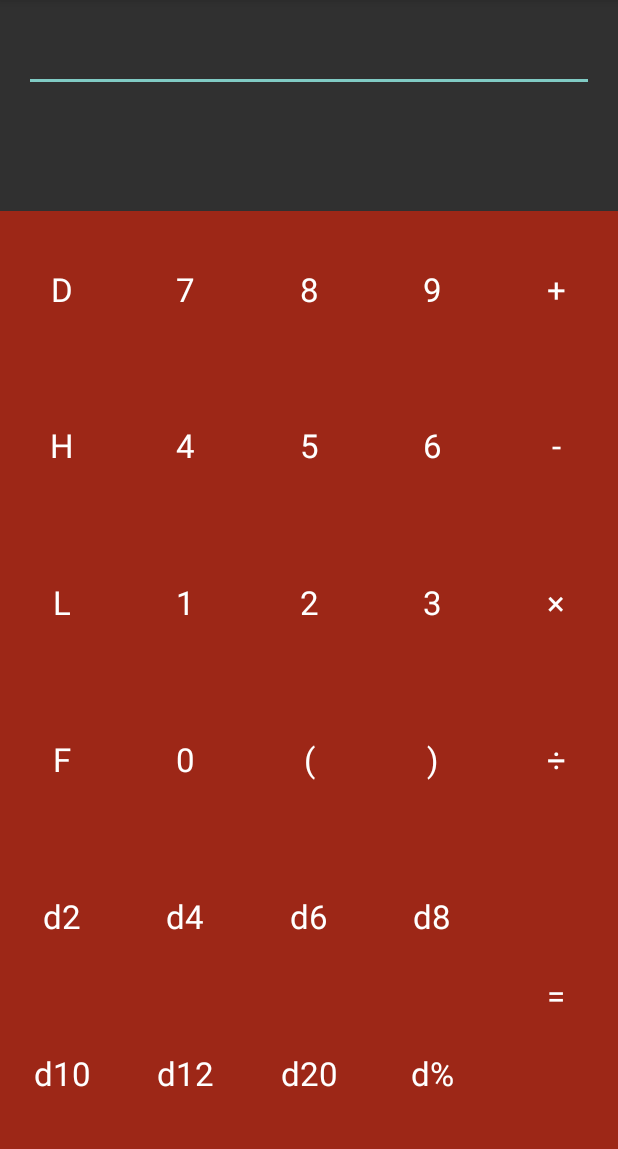
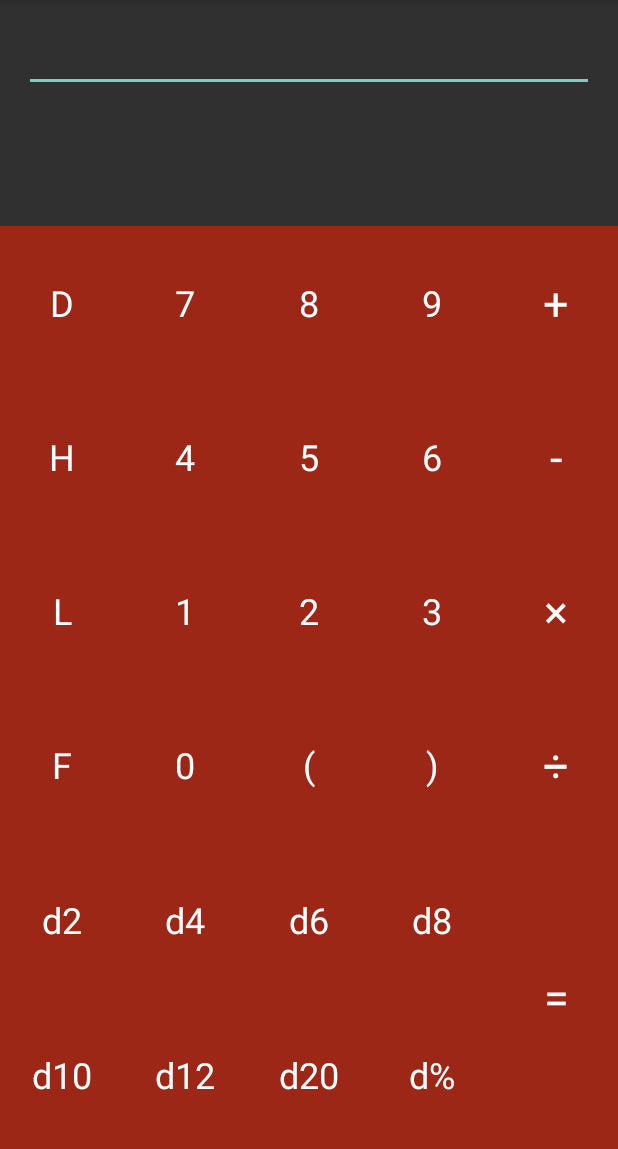
Before and after one commit to ChemicalRocketeer/Rollify, an Android app: the screen it shows after launch (MainActivity), on a phone screen of 412 x 824 dp, the part 84-1233 px from its top. Run offline under Robolectric (Android 15) with nearby library versions, the light colour scheme and no system bars.

Commit message:
Modified text sizes for calc buttons
Operator buttons now have larger text than the other buttons, to adjust
for perceived size. All button text is now larger as well.

```diff
--- a/Rollify/app/src/main/res/layout/activity_main.xml
+++ b/Rollify/app/src/main/res/layout/activity_main.xml
@@ -41,7 +41,7 @@
     app:rowOrderPreserved="true">
 
     <Button
-        style="@style/CalcNumpadButtonGrid"
+        style="@style/CalcButtonGrid"
         app:layout_rowWeight="1"
         app:layout_columnWeight="1"
         app:layout_row="0"
@@ -55,7 +55,7 @@
         android:onClick="onCalcAdvancedButtonPressed" />
 
     <Button
-        style="@style/CalcNumpadButtonGrid"
+        style="@style/CalcButtonGrid"
         app:layout_rowWeight="1"
         app:layout_columnWeight="1"
         app:layout_row="1"
@@ -69,7 +69,7 @@
         android:onClick="onCalcAdvancedButtonPressed" />
 
     <Button
-        style="@style/CalcNumpadButtonGrid"
+        style="@style/CalcButtonGrid"
         app:layout_rowWeight="1"
         app:layout_columnWeight="1"
         app:layout_row="2"
@@ -83,7 +83,7 @@
         android:onClick="onCalcAdvancedButtonPressed" />
 
     <Button
-        style="@style/CalcNumpadButtonGrid"
+        style="@style/CalcButtonGrid"
         app:layout_rowWeight="1"
         app:layout_columnWeight="1"
         app:layout_row="3"
@@ -103,7 +103,7 @@
         android:id="@+id/calcButton7"
         app:layout_rowWeight="1"
         app:layout_columnWeight="1"
-        style="@style/CalcNumpadButtonGrid"
+        style="@style/CalcButtonGrid"
         android:textAppearance="@style/Base.TextAppearance.AppCompat.Large"
         android:singleLine="false"
         android:onClick="onCalcNumpadButtonPressed"
@@ -111,7 +111,7 @@
         app:layout_column="1" />
 
     <Button
-        style="@style/CalcNumpadButtonGrid"
+        style="@style/CalcButtonGrid"
         android:layout_width="0dp"
         android:layout_height="0dp"
         android:text="8"
@@ -125,7 +125,7 @@
         app:layout_column="2" />
 
     <Button
-        style="@style/CalcNumpadButtonGrid"
+        style="@style/CalcButtonGrid"
         android:layout_width="0dp"
         android:layout_height="0dp"
         android:text="9"
@@ -139,7 +139,7 @@
         app:layout_column="3" />
 
     <Button
-        style="@style/CalcNumpadButtonGrid"
+        style="@style/CalcButtonGrid"
         android:layout_width="0dp"
         android:layout_height="0dp"
         android:text="4"
@@ -153,7 +153,7 @@
         app:layout_column="1" />
 
     <Button
-        style="@style/CalcNumpadButtonGrid"
+        style="@style/CalcButtonGrid"
         android:layout_width="0dp"
         android:layout_height="0dp"
         android:text="5"
@@ -167,7 +167,7 @@
         app:layout_column="2" />
 
     <Button
-        style="@style/CalcNumpadButtonGrid"
+        style="@style/CalcButtonGrid"
         android:layout_width="0dp"
         android:layout_height="0dp"
         android:text="6"
@@ -181,7 +181,7 @@
         app:layout_column="3" />
 
     <Button
-        style="@style/CalcNumpadButtonGrid"
+        style="@style/CalcButtonGrid"
         android:layout_width="0dp"
         android:layout_height="0dp"
         android:text="1"
@@ -195,7 +195,7 @@
         app:layout_column="1" />
 
     <Button
-        style="@style/CalcNumpadButtonGrid"
+        style="@style/CalcButtonGrid"
         android:layout_width="0dp"
         android:layout_height="0dp"
         android:text="2"
@@ -209,7 +209,7 @@
         app:layout_column="2" />
 
     <Button
-        style="@style/CalcNumpadButtonGrid"
+        style="@style/CalcButtonGrid"
         android:layout_width="0dp"
         android:layout_height="0dp"
         android:text="3"
@@ -223,7 +223,7 @@
         app:layout_column="3" />
 
     <Button
-        style="@style/CalcNumpadButtonGrid"
+        style="@style/CalcButtonGrid"
         android:layout_width="0dp"
         android:layout_height="0dp"
         android:text="0"
@@ -237,7 +237,7 @@
         app:layout_column="1" />
 
     <Button
-        style="@style/CalcNumpadButtonGrid"
+        style="@style/CalcButtonGrid"
         android:layout_width="0dp"
         android:layout_height="0dp"
         android:text="("
@@ -251,7 +251,7 @@
         app:layout_column="2" />
 
     <Button
-        style="@style/CalcNumpadButtonGrid"
+        style="@style/CalcButtonGrid"
         android:layout_width="0dp"
         android:layout_height="0dp"
         android:text=")"
@@ -265,7 +265,7 @@
         app:layout_column="3" />
 
     <Button
-        style="@style/CalcNumpadButtonGrid"
+        style="@style/CalcButtonGrid"
         android:layout_width="0dp"
         android:layout_height="0dp"
         android:text="+"
@@ -276,10 +276,11 @@
         android:singleLine="false"
         android:onClick="onCalcOperatorButtonPressed"
         app:layout_row="0"
-        app:layout_column="4" />
+        app:layout_column="4"
+        android:textSize="@dimen/calcOperatorButtonTextSize" />
 
     <Button
-        style="@style/CalcNumpadButtonGrid"
+        style="@style/CalcButtonGrid"
         android:layout_width="0dp"
         android:layout_height="0dp"
         android:text="-"
@@ -290,10 +291,11 @@
         android:singleLine="false"
         android:onClick="onCalcOperatorButtonPressed"
         app:layout_row="1"
-        app:layout_column="4" />
+        app:layout_column="4"
+        android:textSize="@dimen/calcOperatorButtonTextSize" />
 
     <Button
-        style="@style/CalcNumpadButtonGrid"
+        style="@style/CalcButtonGrid"
         android:layout_width="0dp"
         android:layout_height="0dp"
         android:text="×"
@@ -304,10 +306,11 @@
         android:singleLine="false"
         android:onClick="onCalcOperatorButtonPressed"
         app:layout_row="2"
-        app:layout_column="4" />
+        app:layout_column="4"
+        android:textSize="@dimen/calcOperatorButtonTextSize" />
 
     <Button
-        style="@style/CalcNumpadButtonGrid"
+        style="@style/CalcButtonGrid"
         android:layout_width="0dp"
         android:layout_height="0dp"
         android:text="÷"
@@ -318,10 +321,11 @@
         android:singleLine="false"
         android:onClick="onCalcOperatorButtonPressed"
         app:layout_row="3"
-        app:layout_column="4" />
+        app:layout_column="4"
+        android:textSize="@dimen/calcOperatorButtonTextSize" />
 
     <Button
-        style="@style/CalcNumpadButtonGrid"
+        style="@style/CalcButtonGrid"
         app:layout_rowWeight="1"
         app:layout_columnWeight="1"
         app:layout_row="4"
@@ -334,10 +338,11 @@
         android:singleLine="false"
         android:onClick="onCalcEqualsButtonPressed"
         app:layout_rowSpan="2"
-        android:nestedScrollingEnabled="true" />
+        android:nestedScrollingEnabled="true"
+        android:textSize="@dimen/calcOperatorButtonTextSize" />
 
     <Button
-        style="@style/CalcNumpadButtonGrid"
+        style="@style/CalcButtonGrid"
         app:layout_rowWeight="1"
         app:layout_columnWeight="1"
         android:layout_width="0dp"
@@ -351,7 +356,7 @@
         app:layout_row="4" />
 
     <Button
-        style="@style/CalcNumpadButtonGrid"
+        style="@style/CalcButtonGrid"
         app:layout_rowWeight="1"
         app:layout_columnWeight="1"
         android:layout_width="0dp"
@@ -365,7 +370,7 @@
         app:layout_row="4" />
 
     <Button
-        style="@style/CalcNumpadButtonGrid"
+        style="@style/CalcButtonGrid"
         app:layout_rowWeight="1"
         app:layout_columnWeight="1"
         android:layout_width="0dp"
@@ -379,7 +384,7 @@
         app:layout_row="4" />
 
     <Button
-        style="@style/CalcNumpadButtonGrid"
+        style="@style/CalcButtonGrid"
         app:layout_rowWeight="1"
         app:layout_columnWeight="1"
         android:layout_width="0dp"
@@ -393,7 +398,7 @@
         app:layout_row="4" />
 
     <Button
-        style="@style/CalcNumpadButtonGrid"
+        style="@style/CalcButtonGrid"
         app:layout_rowWeight="1"
         app:layout_columnWeight="1"
         android:layout_width="0dp"
@@ -407,7 +412,7 @@
         app:layout_row="5" />
 
     <Button
-        style="@style/CalcNumpadButtonGrid"
+        style="@style/CalcButtonGrid"
         app:layout_rowWeight="1"
         app:layout_columnWeight="1"
         android:layout_width="0dp"
@@ -421,7 +426,7 @@
         app:layout_row="5" />
 
     <Button
-        style="@style/CalcNumpadButtonGrid"
+        style="@style/CalcButtonGrid"
         app:layout_rowWeight="1"
         app:layout_columnWeight="1"
         android:layout_width="0dp"
@@ -435,7 +440,7 @@
         app:layout_row="5" />
 
     <Button
-        style="@style/CalcNumpadButtonGrid"
+        style="@style/CalcButtonGrid"
         app:layout_rowWeight="1"
         app:layout_columnWeight="1"
         android:layout_width="0dp"
--- a/Rollify/app/src/main/res/layout/fragment_calculator_display.xml
+++ b/Rollify/app/src/main/res/layout/fragment_calculator_display.xml
@@ -15,5 +15,6 @@
         android:textAppearance="?android:attr/textAppearanceLarge"
         android:id="@+id/calcExpressionDisplay"
         android:layout_gravity="right"
-        android:paddingBottom="@dimen/calcExpressionDisplayPadding" />
+        android:paddingBottom="@dimen/calcExpressionDisplayPadding"
+        android:paddingTop="@dimen/calcExpressionDisplayPadding" />
 </LinearLayout>
--- a/Rollify/app/src/main/res/values/dimens.xml
+++ b/Rollify/app/src/main/res/values/dimens.xml
@@ -2,6 +2,8 @@
     <!-- Default screen margins, per the Android Design guidelines. -->
     <dimen name="activity_horizontal_margin">16dp</dimen>
     <dimen name="activity_vertical_margin">16dp</dimen>
-    <dimen name="calcExpressionDisplayPadding">50dp</dimen>
+    <dimen name="calcExpressionDisplayPadding">30dp</dimen>
     <dimen name="actionButtonHeight">16dp</dimen>
+    <dimen name="calcButtonTextSize">24dp</dimen>
+    <dimen name="calcOperatorButtonTextSize">30dp</dimen>
 </resources>
--- a/Rollify/app/src/main/res/values/styles.xml
+++ b/Rollify/app/src/main/res/values/styles.xml
@@ -5,15 +5,9 @@
         <!-- Customize your theme here. -->
     </style>
 
-    <style name="CalcNumpadButtonGrid">
+    <style name="CalcButtonGrid">
         <item name="android:background">@drawable/calc_button</item>
-        <item name="android:textAppearance">@style/Base.TextAppearance.AppCompat.Large</item>
-    </style>
-
-    <style name="CalcNumpadButtonLinear">
-    </style>
-
-    <style name="CalcNumpadOperatorButton">
+        <item name="android:textSize">@dimen/calcButtonTextSize</item>
     </style>
 
 </resources>
```
